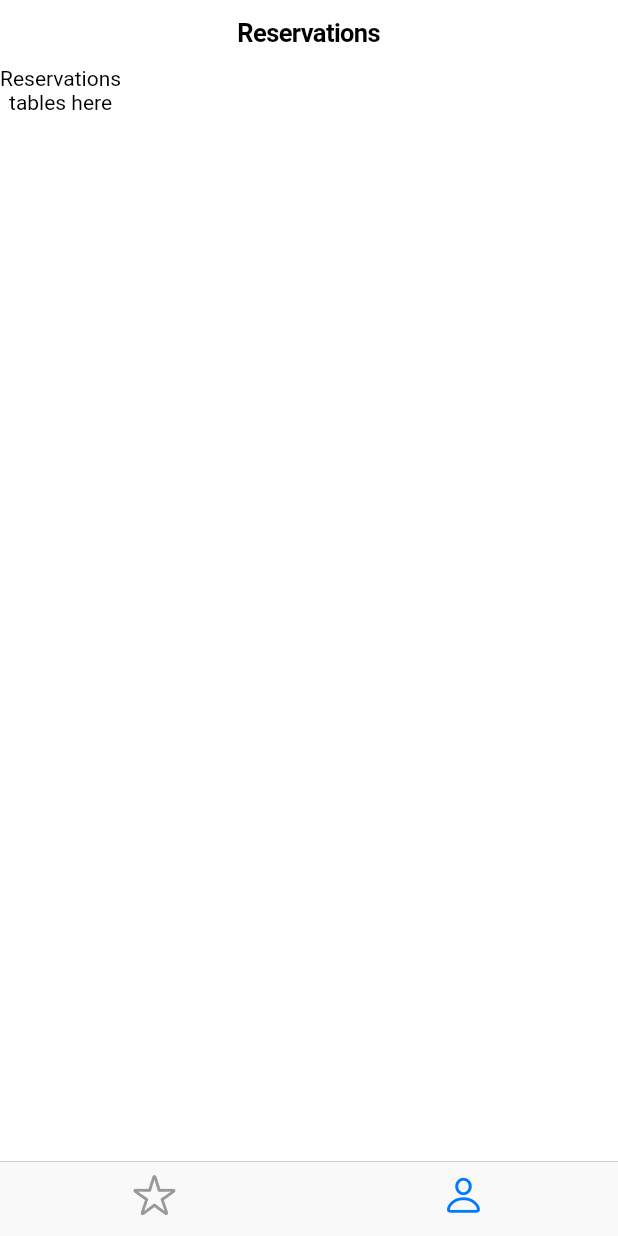
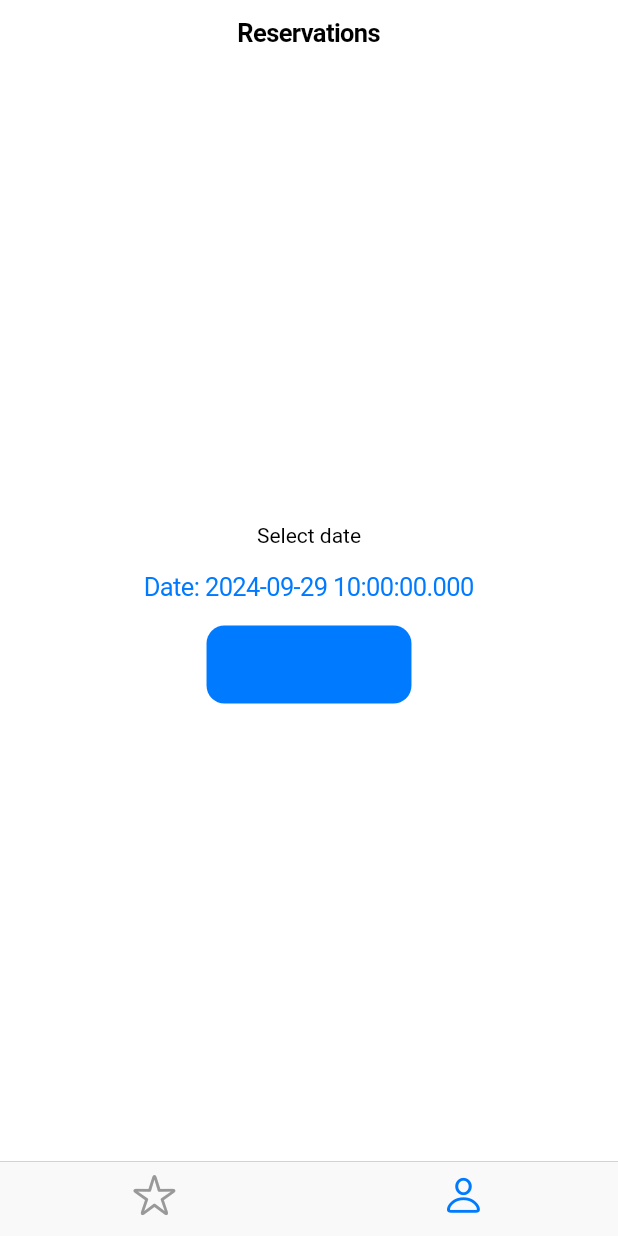
Before and after one commit to hungrymissilepod/appinio_restaurant_app, a Flutter app: the screen it shows after launch, item 2 of the bottom bar chosen, on a phone screen of 412 x 824 dp. Run offline on Flutter 3.47's test engine with Material 3 defaults, Android fonts, the phone set to English and light mode, and no system bars; our stand-ins replace equatable, firebase_core, flutter_bloc; accounts and stored records are empty.

Commit message:
feat: BookingView choose datetime

```diff
--- a/lib/booking_view/booking_view.dart
+++ b/lib/booking_view/booking_view.dart
@@ -1,22 +1,84 @@
 import 'package:flutter/cupertino.dart';
+import 'package:restaurant_booking_app/cubits/booking_cubit/booking_cubit.dart';
 
-class BookingView extends StatelessWidget {
-  const BookingView({super.key});
+class BookingView extends StatefulWidget {
+  const BookingView({
+    super.key,
+    required this.bookingCubit,
+  });
+
+  final BookingCubit bookingCubit;
+
+  @override
+  State<BookingView> createState() => _BookingViewState();
+}
+
+class _BookingViewState extends State<BookingView> {
+  DateTime date = DateTime.now().copyWith(minute: 0);
+  DateTime minDate = DateTime.now().add(Duration(hours: -1));
+  DateTime maxDate = DateTime.now().add(Duration(days: 7));
+
+  void _showDialog() {
+    showCupertinoModalPopup(
+      context: context,
+      builder: (context) {
+        return Container(
+          height: 300,
+          padding: const EdgeInsets.only(top: 6.0),
+          margin: EdgeInsets.only(
+            bottom: MediaQuery.of(context).viewInsets.bottom,
+          ),
+          color: CupertinoColors.systemBackground.resolveFrom(context),
+          child: SafeArea(
+            top: false,
+            child: CupertinoDatePicker(
+              minuteInterval: 60,
+              minimumDate: minDate,
+              maximumDate: maxDate,
+              initialDateTime: date,
+              mode: CupertinoDatePickerMode.dateAndTime,
+              use24hFormat: true,
+              showDayOfWeek: true,
+              onDateTimeChanged: (DateTime value) {
+                setState(() {
+                  date = value;
+                });
+              },
+            ),
+          ),
+        );
+      },
+    );
+  }
 
   @override
   Widget build(BuildContext context) {
     return CupertinoPageScaffold(
-        backgroundColor: CupertinoColors.white,
-        navigationBar: CupertinoNavigationBar(
-          middle: Text('Reservations'),
-        ),
-        child: SafeArea(
+      backgroundColor: CupertinoColors.white,
+      navigationBar: CupertinoNavigationBar(
+        middle: Text('Reservations'),
+      ),
+      child: SafeArea(
+        child: Center(
           child: Column(
+            mainAxisAlignment: MainAxisAlignment.center,
             children: [
-              Text('Reservations'),
-              Text('tables here'),
+              Text('Select date'),
+              CupertinoButton(
+                child: Text('Date: ${date.toString()}'),
+                onPressed: () {
+                  _showDialog();
+                },
+              ),
+              CupertinoButton(
+                child: Text('Reserve table'),
+                color: CupertinoColors.activeBlue,
+                onPressed: () {},
+              ),
             ],
           ),
-        ));
+        ),
+      ),
+    );
   }
 }
--- /dev/null
+++ b/lib/cubits/booking_cubit/booking_cubit.dart
@@ -0,0 +1,11 @@
+import 'package:equatable/equatable.dart';
+import 'package:flutter_bloc/flutter_bloc.dart';
+import 'package:restaurant_booking_app/repositories/booking_repository.dart';
+
+part 'booking_state.dart';
+
+class BookingCubit extends Cubit<BookingState> {
+  BookingCubit(this._repo) : super(BookingInitial());
+
+  final BookingRepository _repo;
+}
--- /dev/null
+++ b/lib/cubits/booking_cubit/booking_state.dart
@@ -0,0 +1,12 @@
+part of 'booking_cubit.dart';
+
+abstract class BookingState extends Equatable {
+  const BookingState();
+}
+
+class BookingInitial extends BookingState {
+  const BookingInitial();
+
+  @override
+  List<Object> get props => [];
+}
--- a/lib/main.dart
+++ b/lib/main.dart
@@ -1,10 +1,12 @@
 import 'package:firebase_core/firebase_core.dart';
 import 'package:flutter/cupertino.dart';
 import 'package:restaurant_booking_app/booking_view/booking_view.dart';
+import 'package:restaurant_booking_app/cubits/booking_cubit/booking_cubit.dart';
 import 'package:restaurant_booking_app/cubits/food_cubit/food_cubit.dart';
 import 'package:restaurant_booking_app/firebase_options.dart';
 import 'package:restaurant_booking_app/menu_view/menu_view.dart';
 import 'package:flutter_bloc/flutter_bloc.dart';
+import 'package:restaurant_booking_app/repositories/booking_repository.dart';
 import 'package:restaurant_booking_app/repositories/food_repository.dart';
 
 void main() async {
@@ -21,8 +23,14 @@ class MyApp extends StatelessWidget {
   // This widget is the root of your application.
   @override
   Widget build(BuildContext context) {
-    return BlocProvider(
-      create: (context) => FoodCubit(FoodRepository()),
+    return MultiBlocProvider(
+      providers: [
+        BlocProvider<FoodCubit>(
+            create: (BuildContext context) => FoodCubit(FoodRepository())),
+        BlocProvider<BookingCubit>(
+            create: (BuildContext context) =>
+                BookingCubit(BookingRepository())),
+      ],
       child: CupertinoApp(
         theme: CupertinoThemeData(
             textTheme: CupertinoTextThemeData(
@@ -74,7 +82,9 @@ class _MyHomePageState extends State<MyHomePage> {
                   foodCubit: BlocProvider.of<FoodCubit>(context),
                 );
               case 1:
-                return BookingView();
+                return BookingView(
+                  bookingCubit: BlocProvider.of<BookingCubit>(context),
+                );
               default:
                 return SizedBox();
             }
--- /dev/null
+++ b/lib/repositories/booking_repository.dart
@@ -0,0 +1,3 @@
+abstract class BookingRepositoryProtocol {}
+
+class BookingRepository implements BookingRepositoryProtocol {}
```
